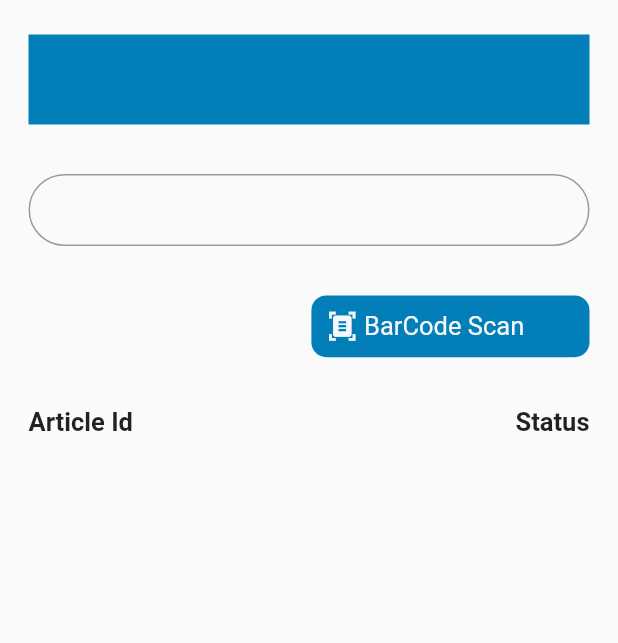
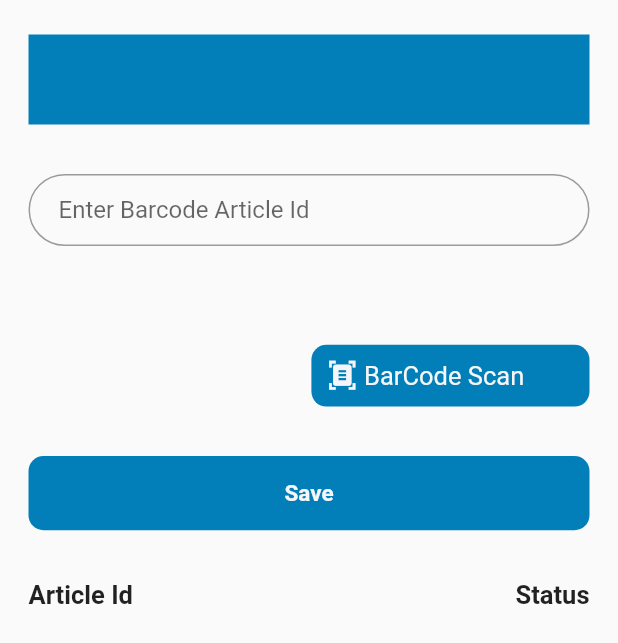
Before and after one commit to Adiikust/Mobile_Api, a Flutter app: the screen it shows after launch, after a tap on "Login", on a phone screen of 412 x 824 dp. Shown: the top 643 px of the screen. Run offline on Flutter 3.47's test engine with Material 2 defaults, Android fonts, the phone set to English and light mode, and no system bars; our stand-ins replace hive, hive_flutter; missing offline and left inert: dart:ffi, flutter_barcode_scanner; accounts and stored records are empty.

Commit message:
Third Commit

```diff
--- a/lib/Views/Delivery/delivery_Screen.dart
+++ b/lib/Views/Delivery/delivery_Screen.dart
@@ -1,5 +1,13 @@
+
+
+
+import 'dart:ffi';
+
+import 'package:hive/hive.dart';
 import 'package:flutter/services.dart';
 import 'package:flutter_barcode_scanner/flutter_barcode_scanner.dart';
+import 'package:hive_flutter/adapters.dart';
+
 import 'package:mobile_api/Controller/Export/export_screen.dart';
 
 class DeliveryScreen extends StatefulWidget {
@@ -12,17 +20,28 @@ class DeliveryScreen extends StatefulWidget {
 
 
 class _DeliveryScreenState extends State<DeliveryScreen> {
-  final TextEditingController _articleData =TextEditingController();
-String _data ='';
+
+  late Box<String> storeMobileApiData;
+
+  final TextEditingController _scanArticleData =TextEditingController();
+  final TextEditingController _textArticleData =TextEditingController();
+
+
+
+
   _startBarcodeScanStream() async {
     return await FlutterBarcodeScanner.scanBarcode(
-        '#ff6666', 'Cancel', true, ScanMode.BARCODE).then((value) => setState(()=>_data = value));
+        '#ff6666', 'Cancel', true, ScanMode.BARCODE).then((value) => setState(()=>_scanArticleData.text = value));
   }
+
   @override
-  void dispose(){
-super.dispose();
-_articleData.dispose();
+  void initState(){
+    super.initState();
+    storeMobileApiData = Hive.box<String>("adnan");
   }
+
+
+
 
   @override
   Widget build(BuildContext context) {
@@ -33,7 +52,8 @@ _articleData.dispose();
       return true;
   },
       child:  Scaffold(
-    body: SafeArea(
+    body: SingleChildScrollView(
+      child: SafeArea(
         child: Padding(
           padding: const EdgeInsets.symmetric(horizontal: 19,vertical: 23),
           child: Column(
@@ -46,17 +66,17 @@ _articleData.dispose();
                   color: AppColors.kButton,
                 ),
               SizedBox(height: data.size.height * 0.04,),
-            TextFormField(
-              controller: _articleData,
-              textInputAction: TextInputAction.next,
+              TextField(
+                controller: _scanArticleData,
                   decoration: InputDecoration(
                     contentPadding: const EdgeInsets.symmetric(horizontal: 20),
                     border: OutlineInputBorder(
                       borderRadius: BorderRadius.circular(50.0),
                     ),
-                hintText: _data,
+                    hintText:"Enter Barcode Article Id",
+                  )
                 ),
-            ),
+              SizedBox(height: data.size.height * 0.04,),
               SizedBox(height: data.size.height * 0.04,),
               Row(
                 mainAxisAlignment: MainAxisAlignment.end,
@@ -86,6 +106,29 @@ _articleData.dispose();
                 ],
               ),
               SizedBox(height: data.size.height * 0.04,),
+              InkWell(
+                onTap: (){
+                  final key = _scanArticleData.text;
+                  final value = _textArticleData.text;
+                  storeMobileApiData.put(key, value);
+                  _scanArticleData.clear();
+
+                },
+                child: Container(
+                  width: double.infinity,
+                  height: data.size.height * 0.06,
+                  alignment: Alignment.center,
+                  decoration: BoxDecoration(
+                      color: AppColors.kButton,
+                      borderRadius:BorderRadius.circular(10)),
+                  child:  const Text("Save",
+                      style: TextStyle(fontSize: 15,
+                        fontWeight: FontWeight.bold,
+                        color: AppColors.kWhite,
+                      )),
+                ),
+              ),
+              SizedBox(height: data.size.height * 0.04,),
               Row(
                 mainAxisAlignment: MainAxisAlignment.spaceBetween,
                 children:  const [
@@ -93,8 +136,33 @@ _articleData.dispose();
                 Text("Status",style: TextStyle(fontSize: 17,fontWeight: FontWeight.bold),),
               ],
               ),
+              SizedBox(height: data.size.height * 0.04,),
+              ValueListenableBuilder(valueListenable: storeMobileApiData.listenable(),
+                  builder: (context,Box<String>adnan,_)
+                  {
+                    return ListView.builder(
+                      shrinkWrap: true,
+                      itemBuilder: (context,index){
+                        final key = adnan.keys.toList()[index];
+                        final value = adnan.get(key);
+                        return Card(
+                          child: ListTile(
+                            title: Text("$key",style: const TextStyle(fontSize: 18,fontWeight: FontWeight.bold),),
+                            trailing: InkWell(
+                              onTap: (){
+                                storeMobileApiData.delete(key);
+                              },
+                              child: const Icon(Icons.delete),),
+                          ),
+                        );
+                      },
+                      itemCount: storeMobileApiData.keys.toList().length,
+                    );
+                  }
+              ),
 
           ],
+          ),
         ),
       ),
     ),
--- a/lib/main.dart
+++ b/lib/main.dart
@@ -1,8 +1,15 @@
 
 
+import 'dart:io';
+import 'package:hive/hive.dart';
 import 'package:mobile_api/Controller/Export/export_screen.dart';
+import 'package:path_provider/path_provider.dart';
 
-void main() {
+void main() async {
+  WidgetsFlutterBinding.ensureInitialized();
+  Directory document = await getApplicationDocumentsDirectory();
+  Hive.init(document.path);
+  await Hive.openBox<String>("Adnan");
   runApp(const MyApp());
 }
 
--- a/pubspec.yaml
+++ b/pubspec.yaml
@@ -35,6 +35,10 @@ dependencies:
   # Use with the CupertinoIcons class for iOS style icons.
   cupertino_icons: ^1.0.2
   flutter_barcode_scanner: ^2.0.0
+  hive: ^2.2.3
+  path_provider: ^2.0.11
+  hive_flutter: ^1.1.0
+  http:
 
 dev_dependencies:
   flutter_test:
```
Also changed, not shown: pubspec.lock, 1 other file. Lines whose indentation alone changed are shown as unchanged.
